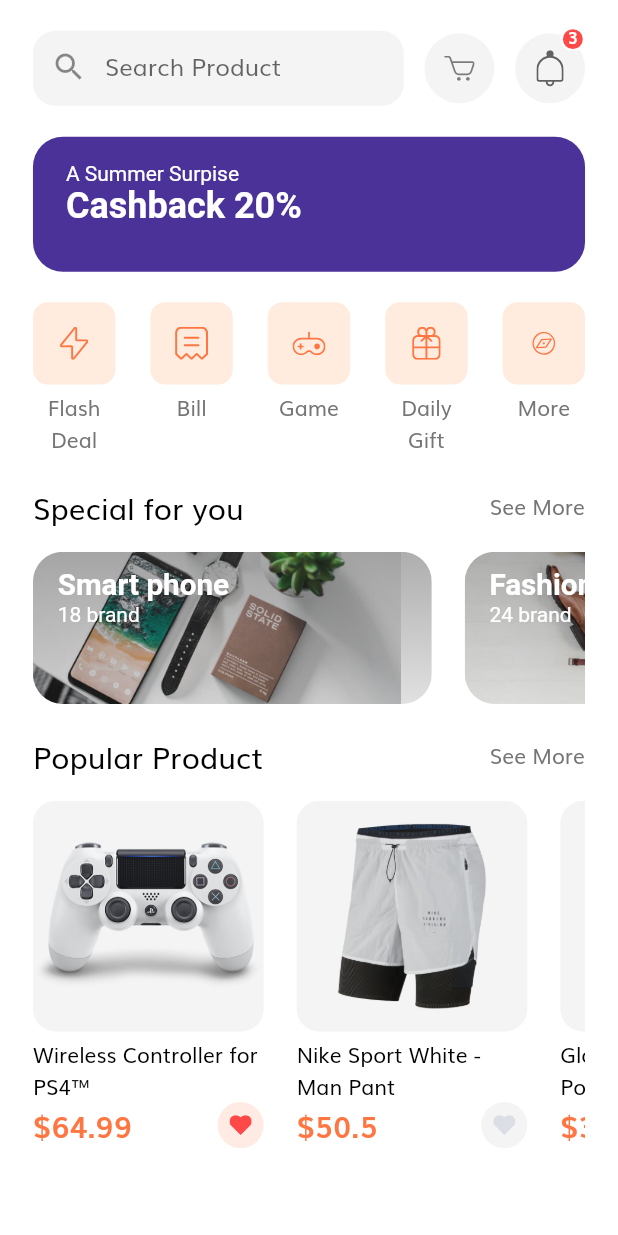
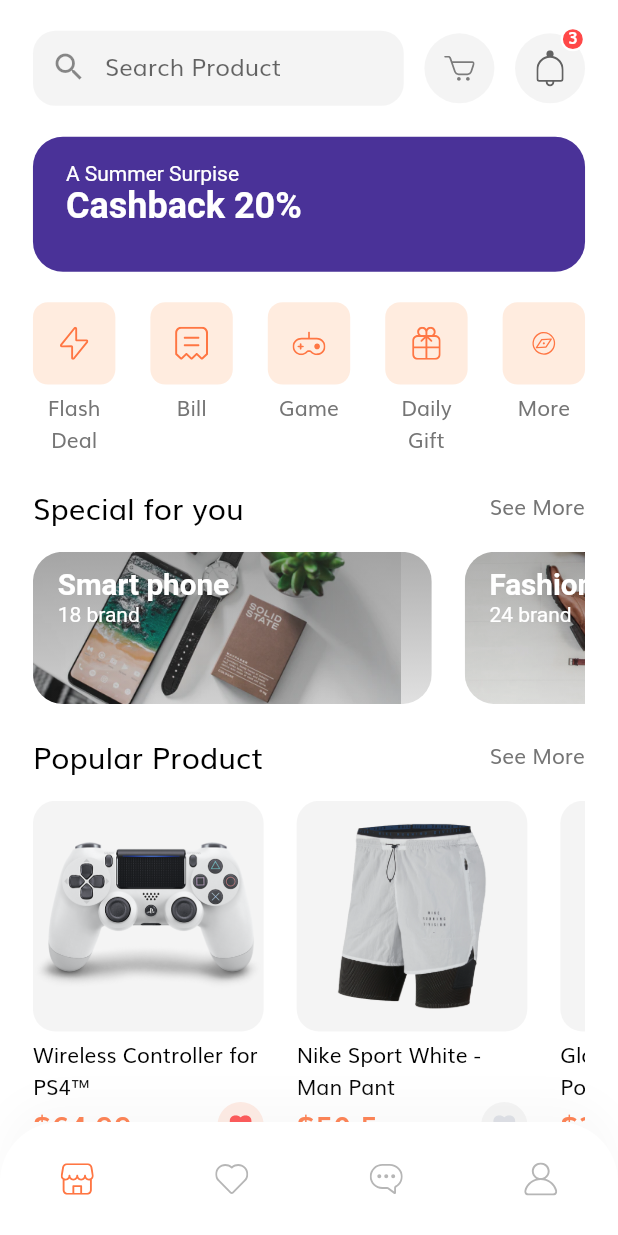
Before and after one commit to wayne90040/Flutter-Ecommerce, a Flutter app: the HomeScreen screen opened by its route, on a phone screen of 412 x 824 dp. Run offline on Flutter 3.47's test engine with Material 2 defaults, Android fonts, the phone set to English and light mode, and no system bars; our stand-ins replace flutter_svg.

Commit message:
Part 7 - Done

```diff
--- /dev/null
+++ b/lib/enums.dart
@@ -0,0 +1 @@
+enum MenuState { home, favourite, message, profile }
--- a/lib/main.dart
+++ b/lib/main.dart
@@ -1,5 +1,4 @@
 import 'package:flutter/material.dart';
-import 'package:flutter_ecommerce/constants.dart';
 import 'package:flutter_ecommerce/routes.dart';
 import 'package:flutter_ecommerce/screen/splash/splash_screen.dart';
 import 'package:flutter_ecommerce/widget/theme.dart';
--- a/lib/routes.dart
+++ b/lib/routes.dart
@@ -8,6 +8,7 @@ import 'package:flutter_ecommerce/screen/home/home_screen.dart';
 import 'package:flutter_ecommerce/screen/login_success/login_success_screen.dart';
 import 'package:flutter_ecommerce/screen/otp/otp_screen.dart';
 import 'package:flutter_ecommerce/screen/product_detail/product_detail_screen.dart';
+import 'package:flutter_ecommerce/screen/profile/profile_screen.dart';
 import 'package:flutter_ecommerce/screen/sign_in/sign_in_screen.dart';
 import 'package:flutter_ecommerce/screen/sign_up/sign_up_screen.dart';
 import 'package:flutter_ecommerce/screen/splash/splash_screen.dart';
@@ -23,5 +24,6 @@ final Map<String, WidgetBuilder> routes = {
   OtpScreen.routeName: (context) => OtpScreen(),
   HomeScreen.routeName: (context) => HomeScreen(),
   ProductDetailScreen.routeName: (context) => ProductDetailScreen(),
-  CartScreen.routeName: (context) => CartScreen()
+  CartScreen.routeName: (context) => CartScreen(),
+  ProfileScreen.routeName: (context) => ProfileScreen()
 };
--- a/lib/screen/home/home_screen.dart
+++ b/lib/screen/home/home_screen.dart
@@ -2,7 +2,10 @@
 
 import 'package:flutter/material.dart';
 import 'package:flutter/widgets.dart';
+import 'package:flutter_ecommerce/enums.dart';
 import 'package:flutter_ecommerce/screen/home/body.dart';
+import 'package:flutter_ecommerce/screen/profile/custom_bottom_nav_bar.dart';
+import 'package:flutter_ecommerce/screen/profile/profile_screen.dart';
 
 class HomeScreen extends StatelessWidget {
   static String routeName = "/home";
@@ -12,6 +15,7 @@ class HomeScreen extends StatelessWidget {
     // TODO: implement build
     return Scaffold(
       body: Body(),
+      bottomNavigationBar: CustomBottomNavBar(selectedMenu: MenuState.home),
     );
   }
 }
--- /dev/null
+++ b/lib/screen/profile/custom_bottom_nav_bar.dart
@@ -0,0 +1,80 @@
+import 'package:flutter/cupertino.dart';
+import 'package:flutter/material.dart';
+import 'package:flutter_ecommerce/screen/home/home_screen.dart';
+import 'package:flutter_ecommerce/screen/profile/profile_screen.dart';
+import 'package:flutter_svg/svg.dart';
+
+import '../../constants.dart';
+import '../../enums.dart';
+
+class CustomBottomNavBar extends StatelessWidget {
+  const CustomBottomNavBar({
+    Key? key,
+    required this.selectedMenu,
+  }) : super(key: key);
+
+  final MenuState selectedMenu;
+
+  @override
+  Widget build(BuildContext context) {
+    final Color isActiveColor = Color(0xFFB6B6B6);
+    return SafeArea(
+      child: Container(
+        padding: EdgeInsets.symmetric(vertical: 14),
+        decoration: BoxDecoration(
+            color: Colors.white,
+            borderRadius: BorderRadius.only(
+                topRight: Radius.circular(40),
+                topLeft: Radius.circular(40)
+            ),
+            boxShadow: [
+              BoxShadow(
+                  offset: Offset(0, -15),
+                  blurRadius: 20,
+                  color: Color(0xFFDADADA).withOpacity(0.15)
+              )
+            ]
+        ),
+        child: Row(
+          mainAxisAlignment: MainAxisAlignment.spaceAround,
+          children: [
+            IconButton(
+                icon: SvgPicture.asset(
+                    "assets/icons/Shop Icon.svg",
+                    color: selectedMenu == MenuState.home ? kPrimaryColor : isActiveColor
+                ),
+                onPressed: () {
+                  Navigator.pushNamed(context, HomeScreen.routeName);
+                }
+            ),
+            IconButton(
+                icon: SvgPicture.asset(
+                  "assets/icons/Heart Icon.svg",
+                  color: selectedMenu == MenuState.favourite ? kPrimaryColor : isActiveColor,
+                ),
+                onPressed: () {
+                }
+            ),
+            IconButton(
+                icon: SvgPicture.asset(
+                  "assets/icons/Chat bubble Icon.svg",
+                  color: selectedMenu == MenuState.message ? kPrimaryColor : isActiveColor,
+                ),
+                onPressed: () {
+                }
+            ),
+            IconButton(
+                icon: SvgPicture.asset(
+                  "assets/icons/User Icon.svg",
+                  color: selectedMenu == MenuState.profile ? kPrimaryColor : isActiveColor,
+                ),
+                onPressed: () {
+                  Navigator.pushNamed(context, ProfileScreen.routeName);
+                }
+            ),
+          ],
+        ),
+      ),
+    );
+  }
+}
```
Also changed, not shown: lib/screen/profile/body.dart (added, +53 -0 lines), lib/screen/profile/profile_image.dart (added, +45 -0 lines), lib/screen/profile/profile_menu.dart (added, +45 -0 lines), lib/screen/profile/profile_screen.dart (added, +27 -0 lines).
